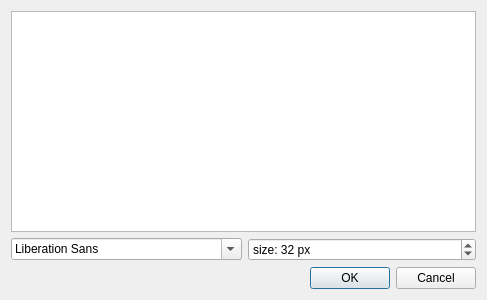
The window that src/dialogs/font-dialog.ui (dev-0x7C6/laser-engraver) describes before a commit, drawn with Qt 5.
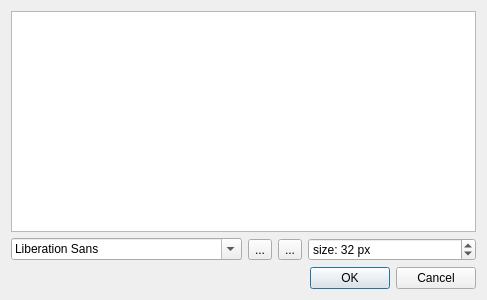
The same window after the commit. Icons and pictures are not drawn.

Commit message: workspace: added more font customization (bold and italic).

Diff of the .ui file:
```diff
--- a/src/dialogs/font-dialog.ui
+++ b/src/dialogs/font-dialog.ui
@@ -23,7 +23,33 @@
       <widget class="QFontComboBox" name="fontComboBox"/>
      </item>
      <item>
-      <widget class="QSpinBox" name="spinBox">
+      <widget class="QToolButton" name="bold">
+       <property name="text">
+        <string>...</string>
+       </property>
+       <property name="icon">
+        <iconset theme="format-text-bold"/>
+       </property>
+       <property name="checkable">
+        <bool>true</bool>
+       </property>
+      </widget>
+     </item>
+     <item>
+      <widget class="QToolButton" name="italic">
+       <property name="text">
+        <string>...</string>
+       </property>
+       <property name="icon">
+        <iconset theme="format-text-italic"/>
+       </property>
+       <property name="checkable">
+        <bool>true</bool>
+       </property>
+      </widget>
+     </item>
+     <item>
+      <widget class="QSpinBox" name="size">
        <property name="suffix">
         <string> px</string>
        </property>
```
Left out of the diff: 2 changed lines with no effect on the pictures. The commit also changes 2 other files.
